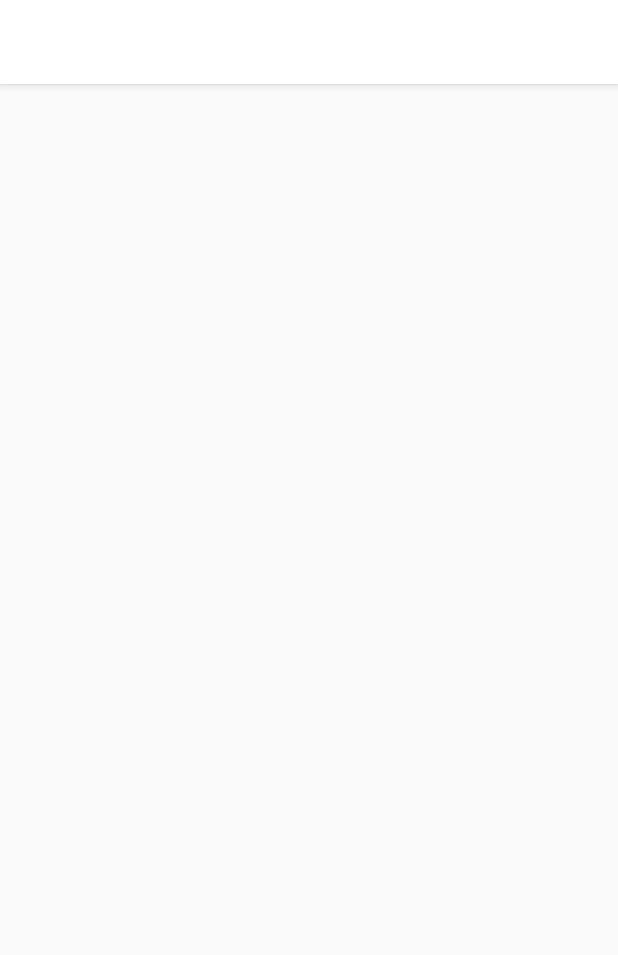
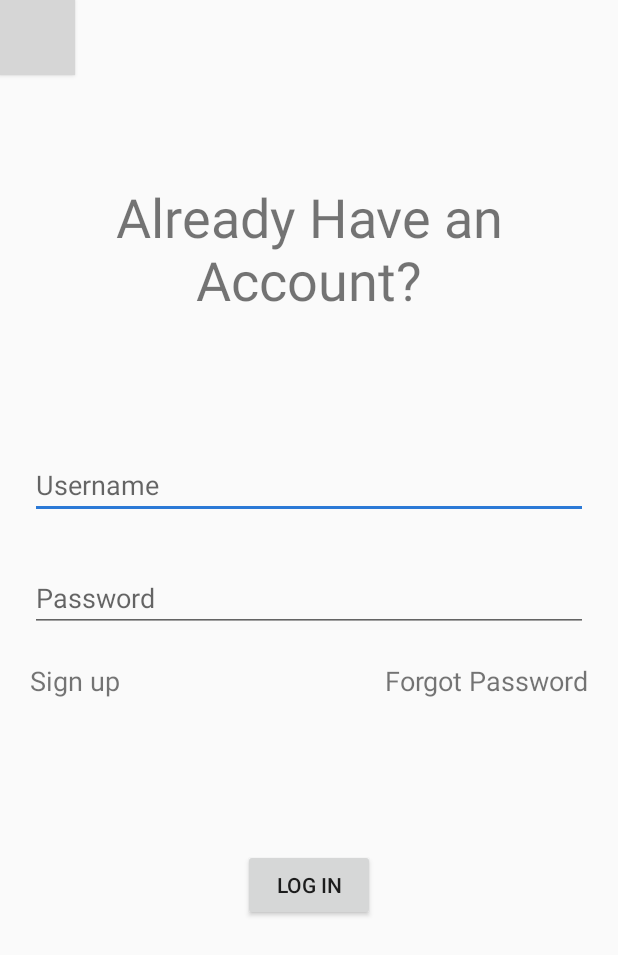
Before and after one commit to yuxiachen/BlindChat, an Android app: the LoginActivity screen opened directly, with no data from a screen before it, on a phone screen of 412 x 824 dp. Shown: the top 955 px of the screen. Run offline under Robolectric (Android 15) with nearby library versions, the phone set to English and light mode, and no system bars; grey boxes are pictures that could not be loaded.

Commit message:
Tianxin test

```diff
--- a/app/src/main/java/com/example/android/blindchat/ui/LoginActivity.java
+++ b/app/src/main/java/com/example/android/blindchat/ui/LoginActivity.java
@@ -1,6 +1,17 @@
 package com.example.android.blindchat.ui;
 
+import android.os.Bundle;
 import android.support.v7.app.AppCompatActivity;
 
+import com.example.android.blindchat.R;
+
 public class LoginActivity extends AppCompatActivity {
+
+    @Override
+    protected void onCreate(Bundle savedInstanceState) {
+        super.onCreate(savedInstanceState);
+        setContentView(R.layout.activity_login);
+
+
+    }
 }
--- a/app/src/main/res/layout/activity_init.xml
+++ b/app/src/main/res/layout/activity_init.xml
@@ -18,10 +18,10 @@
         android:text="Log In"
         app:layout_constraintBottom_toBottomOf="parent"
         app:layout_constraintEnd_toEndOf="parent"
-        app:layout_constraintHorizontal_bias="0.292"
+        app:layout_constraintHorizontal_bias="0.27"
         app:layout_constraintStart_toStartOf="parent"
         app:layout_constraintTop_toTopOf="parent"
-        app:layout_constraintVertical_bias="0.789" />
+        app:layout_constraintVertical_bias="0.791" />
 
     <Button
         android:id="@+id/btn_sign_up"
--- /dev/null
+++ b/app/src/main/res/layout/activity_login.xml
@@ -0,0 +1,85 @@
+<?xml version="1.0" encoding="utf-8"?>
+<LinearLayout xmlns:android="http://schemas.android.com/apk/res/android"
+    android:layout_width="match_parent"
+    android:layout_height="match_parent"
+    xmlns:tools="http://schemas.android.com/tools"
+    android:orientation="vertical"
+    tools:context=".ui.LoginActivity">
+
+    <Button
+        android:id="@+id/button"
+        android:layout_width="50dp"
+        android:layout_height="50dp"
+        android:background="@drawable/back_button" />
+
+    <TextView
+        android:id="@+id/textView"
+        android:layout_width="match_parent"
+        android:layout_height="wrap_content"
+        android:layout_marginTop="70dp"
+        android:layout_marginBottom="90dp"
+        android:gravity="center"
+        android:text="Already Have an Account?"
+        android:textSize="36sp" />
+
+    <EditText
+        android:id="@+id/username_input"
+        android:layout_width="match_parent"
+        android:layout_height="wrap_content"
+        android:layout_marginLeft="20dp"
+        android:layout_marginRight="20dp"
+        android:layout_marginBottom="30dp"
+        android:ems="10"
+        android:hint="Username"
+        android:inputType="textPersonName"
+        android:autofillHints="" />
+
+    <EditText
+        android:id="@+id/password_input"
+        android:layout_width="match_parent"
+        android:layout_height="wrap_content"
+        android:layout_marginLeft="20dp"
+        android:layout_marginRight="20dp"
+        android:layout_marginBottom="20dp"
+        android:ems="10"
+        android:hint="Password"
+        android:inputType="textPersonName" />
+
+    <LinearLayout
+        android:layout_width="match_parent"
+        android:layout_height="wrap_content"
+        android:orientation="horizontal">
+
+        <TextView
+            android:id="@+id/sign_up_link"
+            android:layout_width="wrap_content"
+            android:layout_height="wrap_content"
+            android:layout_marginLeft="20dp"
+            android:layout_weight="1"
+            android:autoLink="all"
+            android:linksClickable="true"
+            android:text="Sign up"
+            android:textSize="18sp" />
+
+        <TextView
+            android:id="@+id/forget_password_link"
+            android:layout_width="wrap_content"
+            android:layout_height="wrap_content"
+            android:layout_marginRight="20dp"
+            android:layout_weight="1"
+            android:autoLink="all"
+            android:gravity="right|center_horizontal"
+            android:linksClickable="true"
+            android:text="Forgot Password"
+            android:textSize="18sp" />
+    </LinearLayout>
+
+    <Button
+        android:id="@+id/btn_login"
+        android:layout_width="wrap_content"
+        android:layout_height="wrap_content"
+        android:layout_gravity="center_horizontal"
+        android:layout_marginTop="100dp"
+        android:text="LOG IN" />
+
+</LinearLayout>
--- a/app/src/main/res/layout/activity_splash.xml
+++ b/app/src/main/res/layout/activity_splash.xml
@@ -1,6 +1,5 @@
 <?xml version="1.0" encoding="utf-8"?>
 <android.support.constraint.ConstraintLayout xmlns:android="http://schemas.android.com/apk/res/android"
-    xmlns:app="http://schemas.android.com/apk/res-auto"
     xmlns:tools="http://schemas.android.com/tools"
     android:layout_width="match_parent"
     android:layout_height="match_parent"
--- a/app/src/main/res/values/colors.xml
+++ b/app/src/main/res/values/colors.xml
@@ -2,7 +2,7 @@
 <resources>
     <color name="colorPrimary">#FFFFFF</color>
     <color name="colorPrimaryDark">#FFFFFF</color>
-    <color name="colorAccent">#2b79d6</color>
+    <color name="colorAccent">#2B79D6</color>
     <color name="colorAccentLight">#d0e8f8</color>
     <color name="colorAccentSecond">#fedb00</color>
     <color name="colorAccentSecondLight">#ffff00</color>
--- a/app/src/main/res/values/styles.xml
+++ b/app/src/main/res/values/styles.xml
@@ -1,11 +1,12 @@
 <resources>
 
     <!-- Base application theme. -->
-    <style name="AppTheme" parent="Theme.AppCompat.Light.DarkActionBar">
+    <style name="AppTheme" parent="Theme.AppCompat.Light.NoActionBar">
         <!-- Customize your theme here. -->
         <item name="colorPrimary">@color/colorPrimary</item>
         <item name="colorPrimaryDark">@color/colorPrimaryDark</item>
         <item name="colorAccent">@color/colorAccent</item>
+        <item name="android:windowFullscreen">true</item>
     </style>
 
     <style name="AppSplashTheme" parent="Theme.AppCompat.NoActionBar">
```
